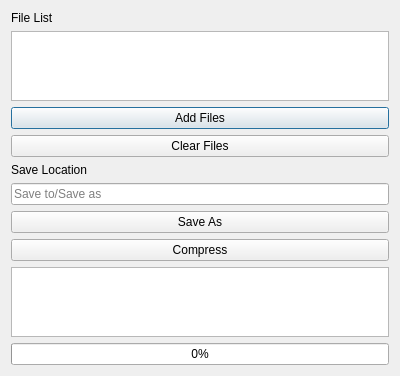
Before: the Qt Designer form src/dialogembed.ui in berv-uni-project/Frog-Archiver, drawn with Qt 5.
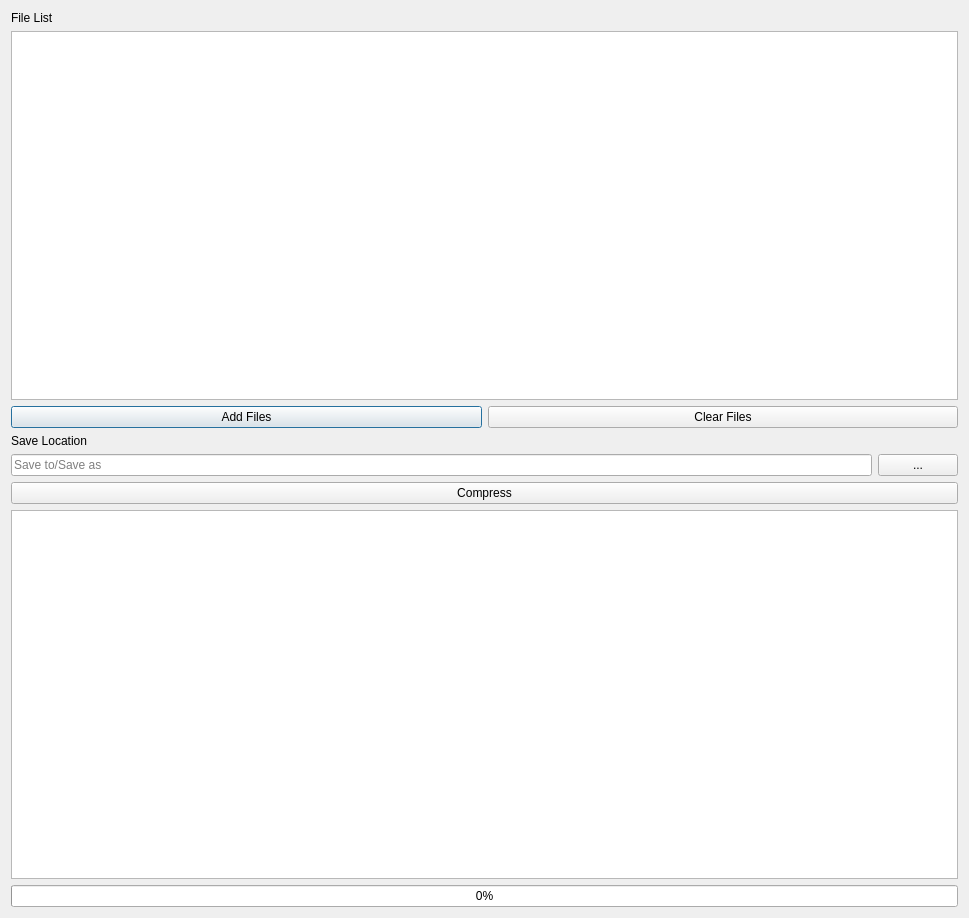
After: the same form once the commit is applied. Icons and pictures are not drawn.

Commit message: Use Icons for actions

The edit to the form file:
```diff
--- a/src/dialogembed.ui
+++ b/src/dialogembed.ui
@@ -6,8 +6,8 @@
    <rect>
     <x>0</x>
     <y>0</y>
-    <width>400</width>
-    <height>300</height>
+    <width>969</width>
+    <height>918</height>
    </rect>
   </property>
   <property name="windowTitle">
@@ -32,6 +32,8 @@
     <widget class="QListWidget" name="listWidget"/>
    </item>
    <item>
+    <layout class="QHBoxLayout" name="horizontalLayout_2">
+     <item>
     <widget class="QPushButton" name="addFilesBUtton">
      <property name="text">
       <string>Add Files</string>
@@ -45,6 +47,8 @@
      </property>
     </widget>
    </item>
+    </layout>
+   </item>
    <item>
     <widget class="QLabel" name="label_2">
      <property name="text">
@@ -53,6 +57,8 @@
     </widget>
    </item>
    <item>
+    <layout class="QHBoxLayout" name="horizontalLayout">
+     <item>
     <widget class="QLineEdit" name="saveAsText">
      <property name="enabled">
       <bool>true</bool>
@@ -73,10 +79,18 @@
    </item>
    <item>
     <widget class="QPushButton" name="saveAsButton">
+       <property name="sizePolicy">
+        <sizepolicy hsizetype="Fixed" vsizetype="Fixed">
+         <horstretch>0</horstretch>
+         <verstretch>0</verstretch>
+        </sizepolicy>
+       </property>
      <property name="text">
-      <string>Save As</string>
-     </property>
-    </widget>
+        <string>...</string>
+       </property>
+      </widget>
+     </item>
+    </layout>
    </item>
    <item>
     <widget class="QPushButton" name="embedButton">
```
Left out of the diff: 6 changed lines with no effect on the pictures. Lines whose indentation alone changed are shown as unchanged. The commit also changes 1 other file.
